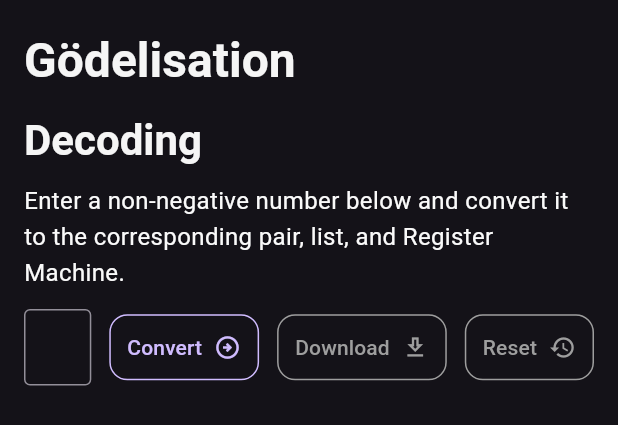
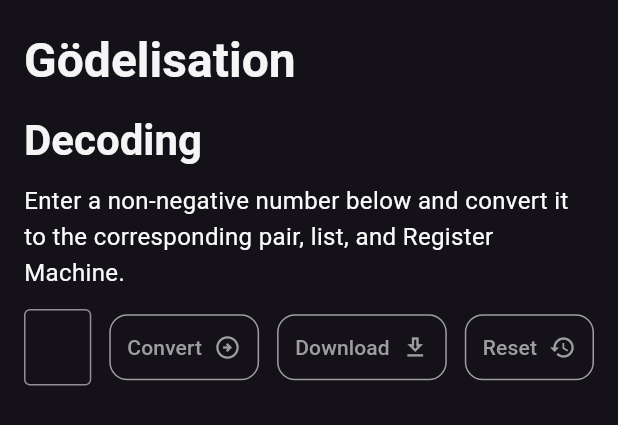
Before and after one commit to MMZK1526/rm_front_end, a Flutter app: the ConversionTab widget shown alone on an empty page, opened directly, on a phone screen of 412 x 824 dp. Shown: the top 425 px of the screen. Run offline on Flutter 3.47's test engine with Material 2 defaults, Android fonts, the phone set to English and light mode, and no system bars; drawn by our look-alikes of flutter_markdown; our stand-ins replace dartz; missing offline and left inert: dart:html; network calls fail.

Commit message:
[mmzk] (feat) Disallow conversion if empty input

```diff
--- a/lib/views/conversion_tab.dart
+++ b/lib/views/conversion_tab.dart
@@ -18,10 +18,22 @@ class _ConversionTabState extends State<ConversionTab>
     with AutomaticKeepAliveClientMixin<ConversionTab> {
   final _decodeTextController = TextEditingController();
 
+  bool _hasDecodeInput = false;
   DecodeData? _decodeData;
 
   @override
   bool get wantKeepAlive => true;
+
+  @override
+  void initState() {
+    _decodeTextController.addListener(() {
+      final hasDecodeInput = _decodeTextController.text.isNotEmpty;
+      if (hasDecodeInput != _hasDecodeInput) {
+        setState(() => _hasDecodeInput = hasDecodeInput);
+      }
+    });
+    super.initState();
+  }
 
   @override
   void dispose() {
@@ -33,6 +45,7 @@ class _ConversionTabState extends State<ConversionTab>
   Widget build(BuildContext context) {
     super.build(context);
     final decodeData = _decodeData;
+    final hasValidData = decodeData?.errors.isEmpty == true;
 
     return Padding(
       padding: const EdgeInsets.all(16.0),
@@ -49,9 +62,8 @@ class _ConversionTabState extends State<ConversionTab>
                 Expanded(
                   child: TextFormField(
                     controller: _decodeTextController,
-                      inputFormatters: [
-                        FilteringTextInputFormatter.digitsOnly,
-                      ]),
+                    inputFormatters: [FilteringTextInputFormatter.digitsOnly],
+                  ),
                 ),
                 const SizedBox(width: 12.0),
                 TextButton(
@@ -59,19 +71,34 @@ class _ConversionTabState extends State<ConversionTab>
                     padding: MaterialStateProperty.all(
                       const EdgeInsets.all(12.0),
                     ),
-                    foregroundColor: MaterialStateProperty.all(
-                      Theme.of(context).colorScheme.primary,
+                    foregroundColor: MaterialStateProperty.resolveWith(
+                      (states) {
+                        if (states.contains(MaterialState.disabled)) {
+                          return Colors.grey;
+                        }
+                        return Theme.of(context).colorScheme.primary;
+                      },
                     ),
-                    shape: MaterialStateProperty.all(
-                      RoundedRectangleBorder(
+                    shape: MaterialStateProperty.resolveWith(
+                      (states) {
+                        if (states.contains(MaterialState.disabled)) {
+                          return RoundedRectangleBorder(
+                            borderRadius: BorderRadius.circular(12.0),
+                            side: const BorderSide(color: Colors.grey),
+                          );
+                        }
+                        return RoundedRectangleBorder(
                           borderRadius: BorderRadius.circular(12.0),
                           side: BorderSide(
                             color: Theme.of(context).colorScheme.primary,
                           ),
+                        );
+                      },
                     ),
                   ),
-                  ),
-                  onPressed: () async {
+                  onPressed: !_hasDecodeInput
+                      ? null
+                      : () async {
                           final response =
                               await RMAPI.decode(_decodeTextController.text);
                           setState(() {
@@ -119,12 +146,12 @@ class _ConversionTabState extends State<ConversionTab>
                       },
                     ),
                   ),
-                  onPressed: decodeData == null
+                  onPressed: !hasValidData
                       ? null
                       : () async {
                           await Downloader.save(
                             'decoded_machine.rm',
-                            '${decodeData.regMach}',
+                            '${decodeData!.regMach}',
                           );
                           await Downloader.save(
                             'response.json',
@@ -172,8 +199,7 @@ class _ConversionTabState extends State<ConversionTab>
                       },
                     ),
                   ),
-                  onPressed:
-                      decodeData == null && _decodeTextController.text.isEmpty
+                  onPressed: !hasValidData && !_hasDecodeInput
                       ? null
                       : () => setState(
                             () {
```
Also changed, not shown: lib/models/decode_data.dart (+4 -6 lines). Lines whose indentation alone changed are shown as unchanged.
